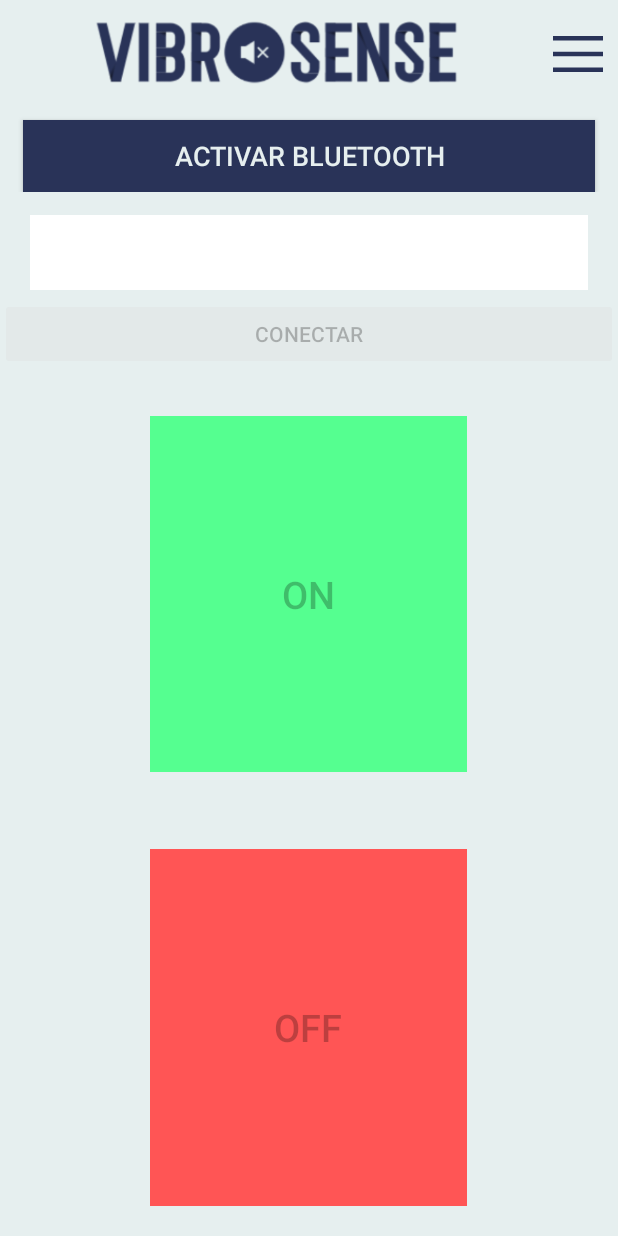
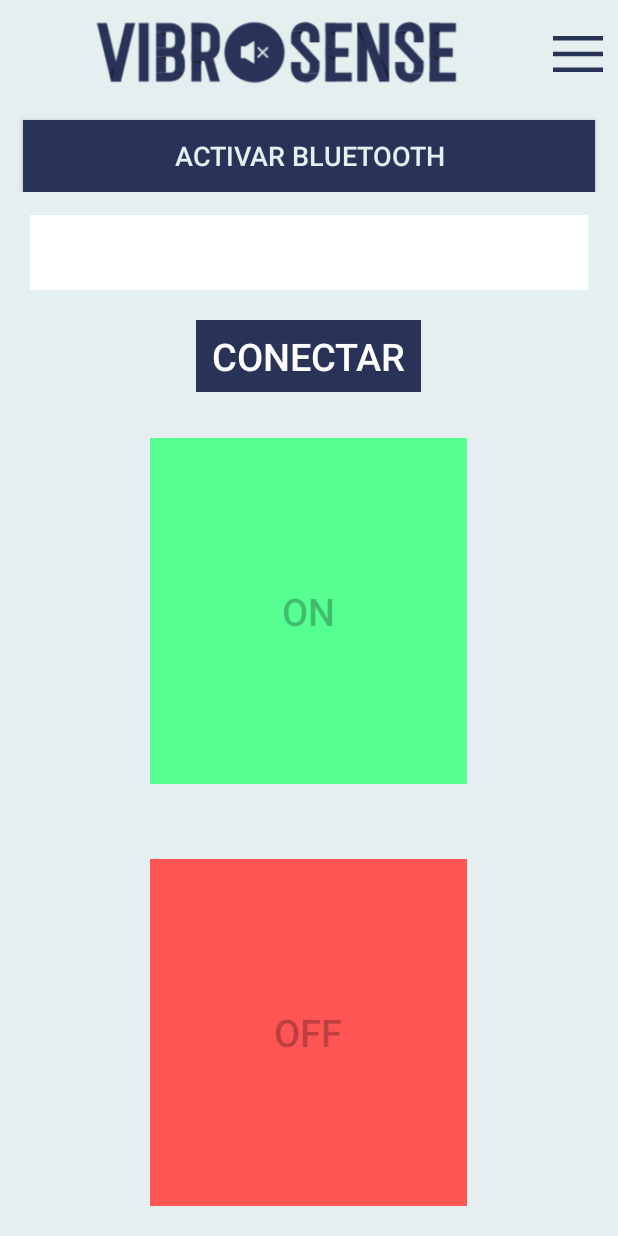
Before and after one commit to HiImFrades/VibroSense-USAL, an Android app built with Jetpack Compose: the screen it shows after launch (MainActivity), on a phone screen of 412 x 824 dp. Run offline under Robolectric (Android 15) with nearby library versions, the phone set to English and light mode, and no system bars.

Commit message:
design upgrades

```diff
--- a/app/src/main/res/layout/activity_main.xml
+++ b/app/src/main/res/layout/activity_main.xml
@@ -1,7 +1,7 @@
 <?xml version="1.0" encoding="utf-8"?>
 <androidx.constraintlayout.widget.ConstraintLayout xmlns:android="http://schemas.android.com/apk/res/android"
+    xmlns:tools="http://schemas.android.com/tools"
     xmlns:app="http://schemas.android.com/apk/res-auto"
-    xmlns:tools="http://schemas.android.com/tools"
     android:layout_width="match_parent"
     android:layout_height="match_parent"
     android:background="#e6efef">
@@ -82,9 +82,13 @@
 
         <Button
             android:id="@+id/idBtnConect"
-            android:layout_width="match_parent"
+            android:layout_width="150dp"
             android:layout_height="wrap_content"
-            android:layout_marginTop="5dp"
+            android:layout_marginTop="20dp"
+            android:layout_gravity="center"
+            android:textSize="25dp"
+            android:background="#293358"
+            android:textColor="#FFFFFF"
             android:text="CONECTAR" />
 
         <Space
--- a/app/src/main/res/values/colors.xml
+++ b/app/src/main/res/values/colors.xml
@@ -7,4 +7,8 @@
     <color name="teal_700">#FF018786</color>
     <color name="black">#FF000000</color>
     <color name="white">#FFFFFFFF</color>
+    <color name="activeThumb">#293358</color>
+    <color name="activeTrack">#4e597a</color>
+    <color name="inactiveThumb">#e6efef</color>
+    <color name="inactiveTrack">#e6efef</color>
 </resources>
```
Also changed, not shown: app/src/main/java/com/example/terminalbluetooth/MainActivity.kt (+40 -11 lines), app/src/main/res/layout/popup_layout.xml (+20 -0 lines).
